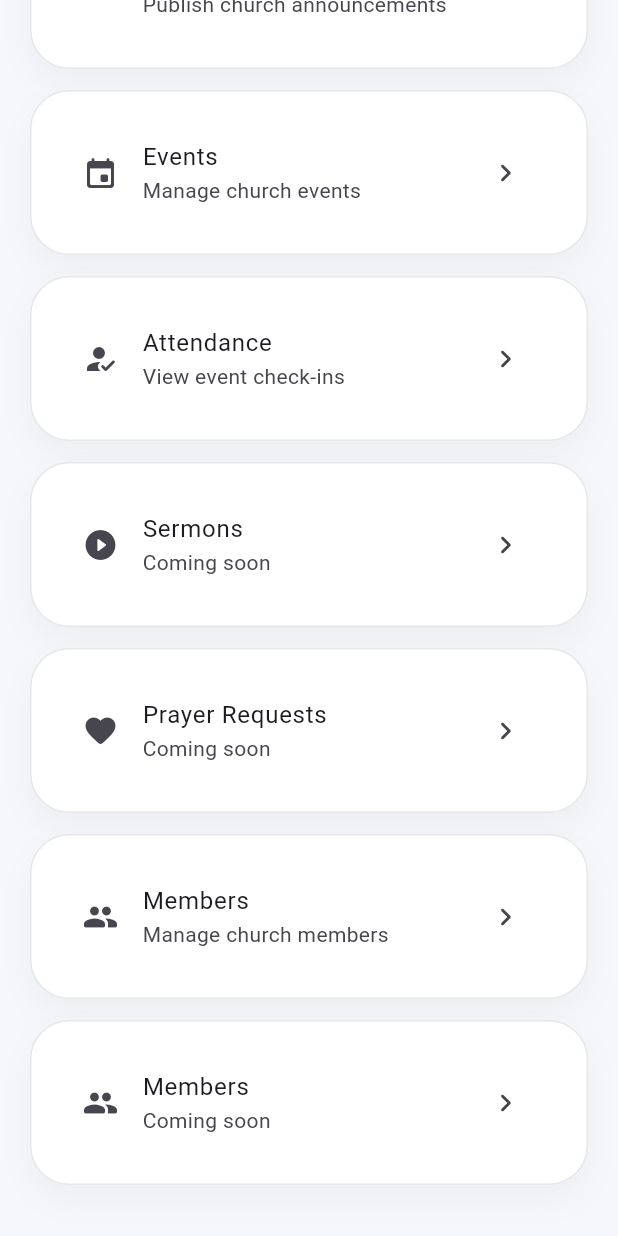
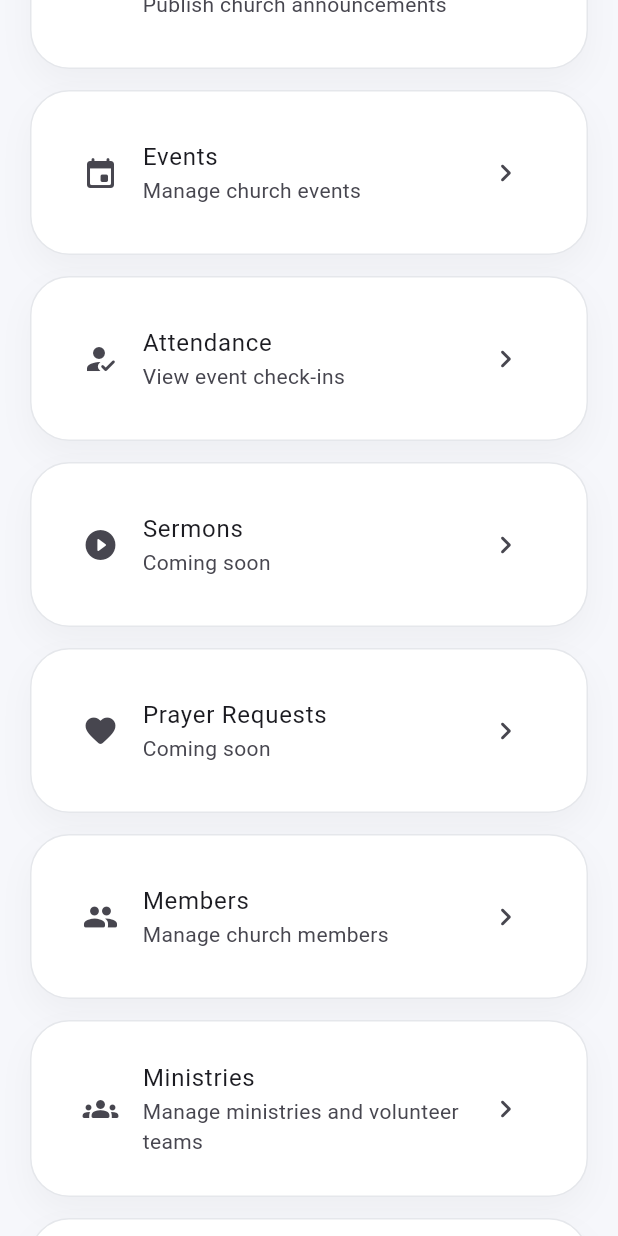
Before and after one commit to Ebarrton1/ChurchSnap, a Flutter app: the AdminDashboardScreen widget shown alone on an empty page, opened directly, scrolled down 184 dp, on a phone screen of 412 x 824 dp. Run offline on Flutter 3.47's test engine with Material 3 defaults, Android fonts, the phone set to English and light mode, and no system bars; our stand-ins replace cloud_firestore, firebase_auth, firebase_core, firebase_messaging, flutter_riverpod; accounts and stored records are empty.

Commit message:
Connect ministry management to admin dashboard

```diff
--- a/lib/screens/admin/admin_dashboard_screen.dart
+++ b/lib/screens/admin/admin_dashboard_screen.dart
@@ -5,6 +5,7 @@ import 'admin_announcements_screen.dart';
 import 'admin_events_screen.dart';
 import 'admin_attendance_screen.dart';
 import 'admin_members_screen.dart';
+import 'admin_ministries_screen.dart';
 
 class AdminDashboardScreen extends StatelessWidget {
   const AdminDashboardScreen({super.key});
@@ -99,6 +100,23 @@ class AdminDashboardScreen extends StatelessWidget {
 
         AppCard(
           child: ListTile(
+            leading: const Icon(Icons.groups_rounded),
+            title: const Text('Ministries'),
+            subtitle: const Text('Manage ministries and volunteer teams'),
+            trailing: const Icon(Icons.chevron_right_rounded),
+            onTap: () {
+              Navigator.push(
+                context,
+                MaterialPageRoute(
+                  builder: (_) => const AdminMinistriesScreen(),
+                ),
+              );
+            },
+          ),
+        ),
+
+        AppCard(
+          child: ListTile(
             leading: const Icon(Icons.people_rounded),
             title: const Text('Members'),
             subtitle: const Text('Coming soon'),
```
